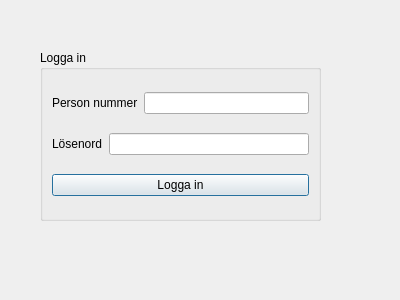
First picture: the form in loginuser.ui, repository adinaknutsson/BookingSystem, before the edit.
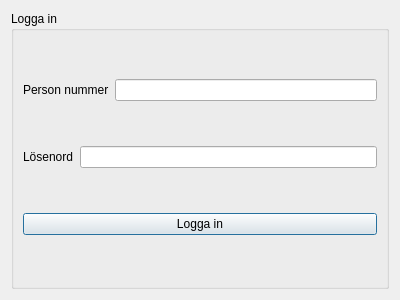
Second picture: the form after the edit.

```diff
--- a/loginuser.ui
+++ b/loginuser.ui
@@ -13,15 +13,9 @@
   <property name="windowTitle">
    <string>Dialog</string>
   </property>
+  <layout class="QVBoxLayout" name="verticalLayout_2">
+   <item>
   <widget class="QGroupBox" name="groupBox">
-   <property name="geometry">
-    <rect>
-     <x>40</x>
-     <y>50</y>
-     <width>281</width>
-     <height>171</height>
-    </rect>
-   </property>
    <property name="title">
     <string>Logga in</string>
    </property>
@@ -63,6 +57,8 @@
     </item>
    </layout>
   </widget>
+   </item>
+  </layout>
  </widget>
  <resources/>
  <connections/>
```
Lines whose indentation alone changed are shown as unchanged.
